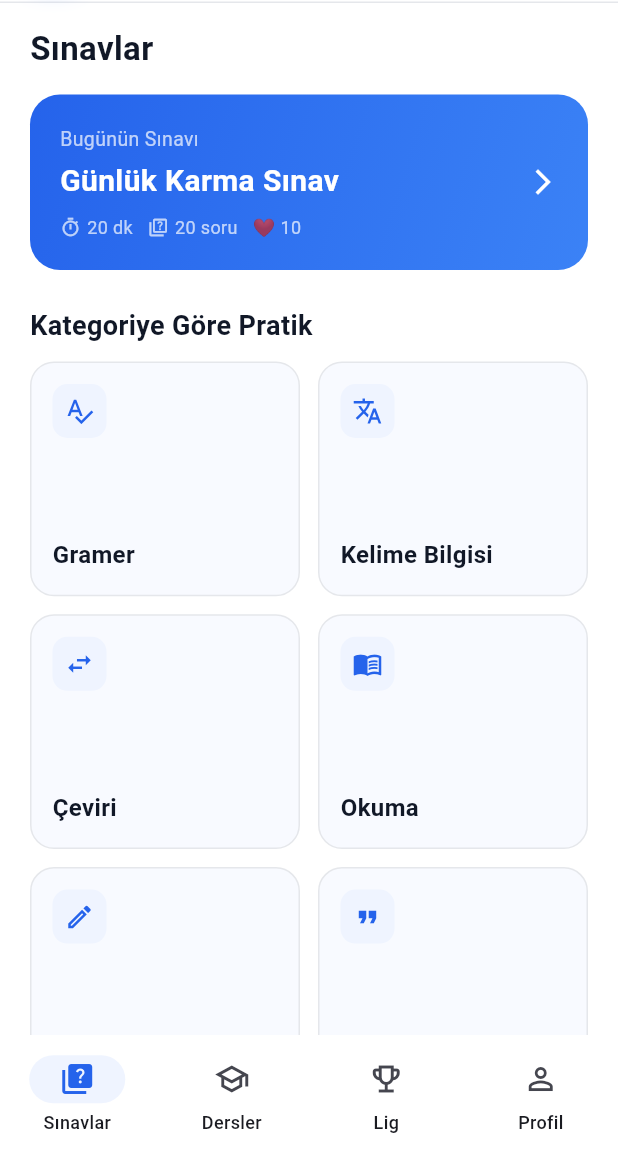
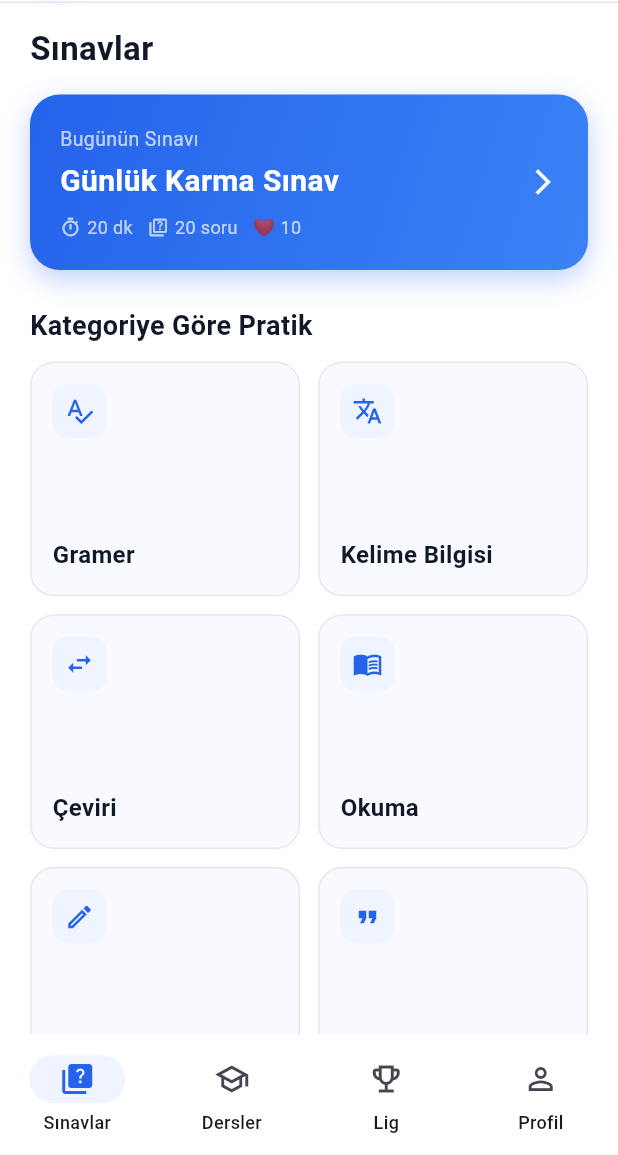
Before and after one commit to emottz/fliq, a Flutter app: the ExamResultScreen screen opened by its route, after a tap on "Ana Sayfaya Dön", on a phone screen of 412 x 824 dp, the part 81-1236 px from its top. Run offline on Flutter 3.47's test engine with Material 3 defaults, Android fonts, the phone set to English and light mode, and no system bars; our stand-ins replace cloud_firestore, equatable, firebase_auth, firebase_core, flutter_riverpod, go_router and 3 more; missing offline and left inert: dart:js_interop, purchases_flutter; accounts and stored records are empty; project files that could hold a hidden picture were left out.

Commit message:
refactor: centralize all hardcoded colors into AppColors tokens
- Add 12 new semantic color constants (primaryDeep, errorDark, errorBorder,
  warningLight, warningBg, successDark, locked, levelGreen, levelPurple,
  streakOrange, streakOrangeLight, streakDarkBg)
- Replace every raw Color(0xFF...) in exam_list, lesson_list, league,
  profile, hearts_display, and streak_celebration screens with AppColors refs
- Add missing box-shadow to DailyExamCard to match AmtExamCard visual style

Co-Authored-By: Claude Sonnet 4.6 <noreply@anthropic.com>

```diff
--- a/lib/core/constants/app_colors.dart
+++ b/lib/core/constants/app_colors.dart
@@ -3,26 +3,57 @@ import 'package:flutter/material.dart';
 class AppColors {
   AppColors._();
 
-  static const Color primary = Color(0xFF2563EB);
+  // ── Brand blues ──────────────────────────────────────────────────────────────
+  static const Color primary     = Color(0xFF2563EB);
   static const Color primaryLight = Color(0xFF3B82F6);
-  static const Color primaryDark = Color(0xFF1D4ED8);
+  static const Color primaryDark  = Color(0xFF1D4ED8);
+  /// Deep navy — used in gradient headers (lesson path, AMT card).
+  static const Color primaryDeep  = Color(0xFF1E3A8A);
 
-  static const Color background = Color(0xFFFFFFFF);
-  static const Color surface = Color(0xFFF8FAFF);
+  // ── Surfaces ─────────────────────────────────────────────────────────────────
+  static const Color background    = Color(0xFFFFFFFF);
+  static const Color surface       = Color(0xFFF8FAFF);
   static const Color surfaceVariant = Color(0xFFEFF4FF);
 
-  static const Color success = Color(0xFF22C55E);
+  // ── Semantic — success ───────────────────────────────────────────────────────
+  static const Color success      = Color(0xFF22C55E);
   static const Color successLight = Color(0xFFDCFCE7);
-  static const Color error = Color(0xFFEF4444);
-  static const Color errorLight = Color(0xFFFEE2E2);
-  static const Color warning = Color(0xFFF59E0B);
+  static const Color successDark  = Color(0xFF15803D);
 
-  static const Color textPrimary = Color(0xFF111827);
+  // ── Semantic — error ─────────────────────────────────────────────────────────
+  static const Color error       = Color(0xFFEF4444);
+  static const Color errorLight  = Color(0xFFFEE2E2);
+  static const Color errorDark   = Color(0xFFB91C1C);
+  static const Color errorBorder = Color(0xFFFCA5A5);
+
+  // ── Semantic — warning ───────────────────────────────────────────────────────
+  static const Color warning      = Color(0xFFF59E0B);
+  static const Color warningLight = Color(0xFFFFFBEB);
+  static const Color warningBg    = Color(0xFFFEF3C7);
+
+  // ── Text & borders ───────────────────────────────────────────────────────────
+  static const Color textPrimary   = Color(0xFF111827);
   static const Color textSecondary = Color(0xFF6B7280);
-  static const Color textHint = Color(0xFF9CA3AF);
-  static const Color divider = Color(0xFFE5E7EB);
+  static const Color textHint      = Color(0xFF9CA3AF);
+  static const Color divider       = Color(0xFFE5E7EB);
+  /// Locked / disabled element fill.
+  static const Color locked        = Color(0xFFD1D5DB);
 
-  static const Color xpOrange = Color(0xFFF97316);
+  // ── Gamification accents ─────────────────────────────────────────────────────
+  static const Color xpOrange    = Color(0xFFF97316);
   static const Color streakFlame = Color(0xFFEF4444);
-  static const Color rankGold = Color(0xFFEAB308);
+  static const Color rankGold    = Color(0xFFEAB308);
+
+  // ── Lesson level colors ──────────────────────────────────────────────────────
+  /// Başlangıç (Beginner) — green.
+  static const Color levelGreen  = Color(0xFF10B981);
+  // Temel (Elementary) — reuse primaryLight (0xFF3B82F6).
+  // İleri (Advanced)   — reuse warning     (0xFFF59E0B).
+  /// Orta (Intermediate) — purple.
+  static const Color levelPurple = Color(0xFF8B5CF6);
+
+  // ── Streak celebration (dark overlay) ────────────────────────────────────────
+  static const Color streakOrange      = Color(0xFFFF6B00);
+  static const Color streakOrangeLight = Color(0xFFFF9A3C);
+  static const Color streakDarkBg      = Color(0xFF1C1C2E);
 }
--- a/lib/features/exams/screens/exam_list_screen.dart
+++ b/lib/features/exams/screens/exam_list_screen.dart
@@ -119,12 +119,12 @@ class ExamListScreen extends ConsumerWidget {
                       mainAxisAlignment: MainAxisAlignment.center,
                       children: [
                         Text('Sınav başlatmak ', style: AppTextStyles.caption),
-                        Text(
+                        const Text(
                           '❤️ 10',
                           style: TextStyle(
                             fontSize: 12,
                             fontWeight: FontWeight.w700,
-                            color: Color(0xFFEF4444),
+                            color: AppColors.error,
                           ),
                         ),
                         Text(' hak kullanır', style: AppTextStyles.caption),
@@ -155,14 +155,14 @@ class _AmtExamCard extends StatelessWidget {
         padding: const EdgeInsets.all(20),
         decoration: BoxDecoration(
           gradient: const LinearGradient(
-            colors: [Color(0xFF1E3A5F), Color(0xFF2563EB)],
+            colors: [AppColors.primaryDeep, AppColors.primary],
             begin: Alignment.topLeft,
             end: Alignment.bottomRight,
           ),
           borderRadius: BorderRadius.circular(20),
           boxShadow: [
             BoxShadow(
-              color: const Color(0xFF1E3A5F).withValues(alpha: 0.35),
+              color: AppColors.primaryDeep.withValues(alpha: 0.35),
               blurRadius: 16,
               offset: const Offset(0, 6),
             ),
@@ -272,6 +272,13 @@ class _DailyExamCard extends StatelessWidget {
             end: Alignment.bottomRight,
           ),
           borderRadius: BorderRadius.circular(20),
+          boxShadow: [
+            BoxShadow(
+              color: AppColors.primary.withValues(alpha: 0.30),
+              blurRadius: 16,
+              offset: const Offset(0, 6),
+            ),
+          ],
         ),
         child: Row(
           children: [
@@ -355,7 +362,7 @@ class _CategoryCard extends StatelessWidget {
         width: double.infinity,
         padding: const EdgeInsets.all(14),
         decoration: BoxDecoration(
-          color: isWeak ? const Color(0xFFFFFBEB) : AppColors.surface,
+          color: isWeak ? AppColors.warningLight : AppColors.surface,
           borderRadius: BorderRadius.circular(16),
           border: Border.all(
             color: isWeak ? AppColors.warning : AppColors.divider,
@@ -372,9 +379,7 @@ class _CategoryCard extends StatelessWidget {
                 Container(
                   padding: const EdgeInsets.all(8),
                   decoration: BoxDecoration(
-                    color: isWeak
-                        ? const Color(0xFFFEF3C7)
-                        : AppColors.surfaceVariant,
+                    color: isWeak ? AppColors.warningBg : AppColors.surfaceVariant,
                     borderRadius: BorderRadius.circular(10),
                   ),
                   child: Icon(
--- a/lib/features/profile/screens/profile_screen.dart
+++ b/lib/features/profile/screens/profile_screen.dart
@@ -174,7 +174,7 @@ class ProfileScreen extends ConsumerWidget {
                       ),
                       child: Row(
                         children: [
-                          Text(r.emoji, style: TextStyle(fontSize: 24, color: unlocked ? null : const Color(0xFFD1D5DB))),
+                          Text(r.emoji, style: TextStyle(fontSize: 24, color: unlocked ? null : AppColors.locked)),
                           const SizedBox(width: 14),
                           Expanded(
                             child: Column(
```
Also changed, not shown: lib/features/league/screens/league_screen.dart (+5 -5 lines), lib/features/lessons/screens/lesson_list_screen.dart (+6 -6 lines), lib/shared/widgets/hearts_display.dart (+21 -20 lines), lib/shared/widgets/streak_celebration_overlay.dart (+6 -5 lines).
